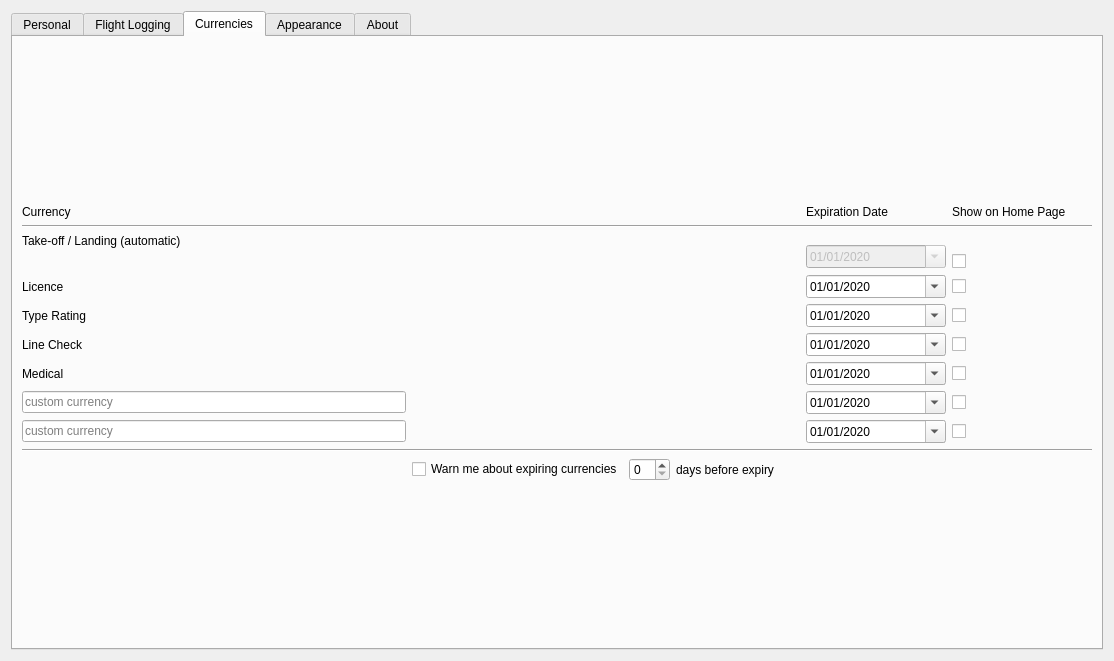
fiffty-50/openPilotLog, file src/gui/widgets/settingswidget.ui: the form before one commit.
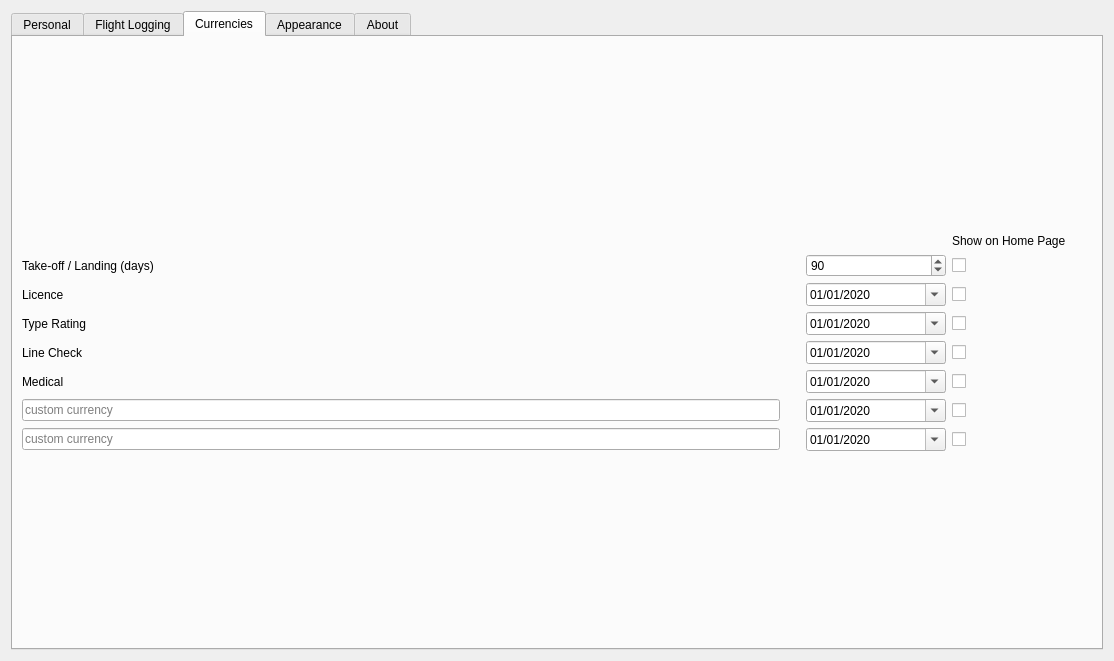
The form after the commit. The open tabs and pages were chosen to show the change.

Commit message:
Expiry Warning removed
Removed warning for impending currency expiry as the implementation was obnoxious. If desired at a later stage, should be redesigned from the ground up.

```diff
--- a/src/gui/widgets/settingswidget.ui
+++ b/src/gui/widgets/settingswidget.ui
@@ -371,118 +371,8 @@
       <attribute name="title">
        <string>Currencies</string>
       </attribute>
-      <layout class="QGridLayout" name="gridLayout_7">
-       <item row="0" column="2">
-        <spacer name="verticalSpacer_2">
-         <property name="orientation">
-          <enum>Qt::Vertical</enum>
-         </property>
-         <property name="sizeHint" stdset="0">
-          <size>
-           <width>20</width>
-           <height>35</height>
-          </size>
-         </property>
-        </spacer>
-       </item>
-       <item row="1" column="0">
-        <widget class="QLabel" name="headerCurrencyLabel">
-         <property name="minimumSize">
-          <size>
-           <width>280</width>
-           <height>0</height>
-          </size>
-         </property>
-         <property name="text">
-          <string>Currency</string>
-         </property>
-         <property name="alignment">
-          <set>Qt::AlignBottom|Qt::AlignLeading|Qt::AlignLeft</set>
-         </property>
-        </widget>
-       </item>
-       <item row="1" column="3">
-        <widget class="QLabel" name="headerExpirationLabel">
-         <property name="minimumSize">
-          <size>
-           <width>140</width>
-           <height>0</height>
-          </size>
-         </property>
-         <property name="text">
-          <string>Expiration Date</string>
-         </property>
-         <property name="alignment">
-          <set>Qt::AlignBottom|Qt::AlignLeading|Qt::AlignLeft</set>
-         </property>
-        </widget>
-       </item>
-       <item row="1" column="4">
-        <widget class="QLabel" name="headerShowLabel">
-         <property name="minimumSize">
-          <size>
-           <width>140</width>
-           <height>0</height>
-          </size>
-         </property>
-         <property name="text">
-          <string>Show on Home Page</string>
-         </property>
-         <property name="alignment">
-          <set>Qt::AlignBottom|Qt::AlignLeading|Qt::AlignLeft</set>
-         </property>
-        </widget>
-       </item>
-       <item row="2" column="0" colspan="5">
-        <widget class="Line" name="line">
-         <property name="orientation">
-          <enum>Qt::Horizontal</enum>
-         </property>
-        </widget>
-       </item>
-       <item row="3" column="0" rowspan="2">
-        <widget class="QLabel" name="currToLdgLabel">
-         <property name="minimumSize">
-          <size>
-           <width>280</width>
-           <height>0</height>
-          </size>
-         </property>
-         <property name="text">
-          <string>Take-off / Landing (automatic)</string>
-         </property>
-        </widget>
-       </item>
-       <item row="4" column="3" rowspan="2">
-        <widget class="QDateEdit" name="currToLdgDateEdit">
-         <property name="enabled">
-          <bool>false</bool>
-         </property>
-         <property name="minimumSize">
-          <size>
-           <width>140</width>
-           <height>0</height>
-          </size>
-         </property>
-         <property name="currentSection">
-          <enum>QDateTimeEdit::MonthSection</enum>
-         </property>
-         <property name="displayFormat">
-          <string>MM/dd/yyyy</string>
-         </property>
-         <property name="calendarPopup">
-          <bool>true</bool>
-         </property>
-         <property name="date">
-          <date>
-           <year>2020</year>
-           <month>1</month>
-           <day>1</day>
-          </date>
-         </property>
-        </widget>
-       </item>
-       <item row="5" column="4">
+      <layout class="QGridLayout" name="gridLayout_6">
+       <item row="3" column="3">
         <widget class="QCheckBox" name="currToLdgCheckBox">
          <property name="minimumSize">
           <size>
@@ -498,8 +388,8 @@
          </property>
         </widget>
        </item>
-       <item row="6" column="0">
-        <widget class="QLabel" name="currLicLabel">
+       <item row="8" column="0">
+        <widget class="QLineEdit" name="currCustom1LineEdit">
          <property name="minimumSize">
           <size>
            <width>280</width>
@@ -507,11 +397,56 @@
           </size>
          </property>
          <property name="text">
-          <string>Licence</string>
+          <string/>
          </property>
+         <property name="placeholderText">
+          <string>custom currency</string>
+         </property>
         </widget>
        </item>
-       <item row="6" column="3">
+       <item row="5" column="3">
+        <widget class="QCheckBox" name="currTrCheckBox">
+         <property name="minimumSize">
+          <size>
+           <width>140</width>
+           <height>0</height>
+          </size>
+         </property>
+         <property name="layoutDirection">
+          <enum>Qt::LeftToRight</enum>
+         </property>
+         <property name="text">
+          <string/>
+         </property>
+        </widget>
+       </item>
+       <item row="3" column="0">
+        <widget class="QLabel" name="currToLdgLabel">
+         <property name="minimumSize">
+          <size>
+           <width>280</width>
+           <height>0</height>
+          </size>
+         </property>
+         <property name="text">
+          <string>Take-off / Landing (days)</string>
+         </property>
+        </widget>
+       </item>
+       <item row="1" column="1">
+        <spacer name="verticalSpacer">
+         <property name="orientation">
+          <enum>Qt::Vertical</enum>
+         </property>
+         <property name="sizeHint" stdset="0">
+          <size>
+           <width>20</width>
+           <height>168</height>
+          </size>
+         </property>
+        </spacer>
+       </item>
+       <item row="4" column="2">
         <widget class="QDateEdit" name="currLicDateEdit">
          <property name="minimumSize">
           <size>
@@ -540,36 +475,7 @@
          </property>
         </widget>
        </item>
-       <item row="6" column="4">
-        <widget class="QCheckBox" name="currLicCheckBox">
-         <property name="minimumSize">
-          <size>
-           <width>140</width>
-           <height>0</height>
-          </size>
-         </property>
-         <property name="layoutDirection">
-          <enum>Qt::LeftToRight</enum>
-         </property>
-         <property name="text">
-          <string/>
-         </property>
-        </widget>
-       </item>
-       <item row="7" column="0">
-        <widget class="QLabel" name="currTrLabel">
-         <property name="minimumSize">
-          <size>
-           <width>280</width>
-           <height>0</height>
-          </size>
-         </property>
-         <property name="text">
-          <string>Type Rating</string>
-         </property>
-        </widget>
-       </item>
-       <item row="7" column="3">
+       <item row="5" column="2">
         <widget class="QDateEdit" name="currTrDateEdit">
          <property name="minimumSize">
           <size>
@@ -598,94 +504,23 @@
          </property>
         </widget>
        </item>
-       <item row="7" column="4">
-        <widget class="QCheckBox" name="currTrCheckBox">
-         <property name="minimumSize">
-          <size>
-           <width>140</width>
-           <height>0</height>
-          </size>
-         </property>
-         <property name="layoutDirection">
-          <enum>Qt::LeftToRight</enum>
-         </property>
-         <property name="text">
-          <string/>
-         </property>
-        </widget>
-       </item>
-       <item row="8" column="0">
-        <widget class="QLabel" name="currLckLabel">
-         <property name="minimumSize">
-          <size>
-           <width>280</width>
-           <height>0</height>
-          </size>
-         </property>
-         <property name="text">
-          <string>Line Check</string>
-         </property>
-        </widget>
-       </item>
-       <item row="8" column="3">
-        <widget class="QDateEdit" name="currLckDateEdit">
-         <property name="minimumSize">
-          <size>
-           <width>140</width>
-           <height>0</height>
-          </size>
-         </property>
-         <property name="currentSection">
-          <enum>QDateTimeEdit::MonthSection</enum>
-         </property>
-         <property name="displayFormat">
-          <string>MM/dd/yyyy</string>
-         </property>
-         <property name="calendarPopup">
-          <bool>true</bool>
-         </property>
-         <property name="timeSpec">
-          <enum>Qt::UTC</enum>
-         </property>
-         <property name="date">
-          <date>
-           <year>2020</year>
-           <month>1</month>
-           <day>1</day>
-          </date>
-         </property>
-        </widget>
-       </item>
-       <item row="8" column="4">
-        <widget class="QCheckBox" name="currLckCheckBox">
-         <property name="minimumSize">
-          <size>
-           <width>140</width>
-           <height>0</height>
-          </size>
-         </property>
-         <property name="layoutDirection">
-          <enum>Qt::LeftToRight</enum>
-         </property>
-         <property name="text">
-          <string/>
-         </property>
-        </widget>
-       </item>
-       <item row="9" column="0">
-        <widget class="QLabel" name="currMedLabel">
-         <property name="minimumSize">
-          <size>
-           <width>280</width>
-           <height>0</height>
-          </size>
-         </property>
-         <property name="text">
-          <string>Medical</string>
-         </property>
-        </widget>
-       </item>
        <item row="9" column="3">
+        <widget class="QCheckBox" name="currCustom2CheckBox">
+         <property name="minimumSize">
+          <size>
+           <width>140</width>
+           <height>0</height>
+          </size>
+         </property>
+         <property name="layoutDirection">
+          <enum>Qt::LeftToRight</enum>
+         </property>
+         <property name="text">
+          <string/>
+         </property>
+        </widget>
+       </item>
+       <item row="7" column="2">
         <widget class="QDateEdit" name="currMedDateEdit">
          <property name="minimumSize">
           <size>
@@ -714,24 +549,18 @@
          </property>
         </widget>
        </item>
-       <item row="9" column="4">
-        <widget class="QCheckBox" name="currMedCheckBox">
-         <property name="minimumSize">
-          <size>
-           <width>140</width>
-           <height>0</height>
-          </size>
+       <item row="3" column="2">
+        <widget class="QSpinBox" name="currToLdgSpinBox">
+         <property name="toolTip">
+          <string>&lt;html&gt;&lt;head/&gt;&lt;body&gt;&lt;p&gt;Number of days for TO/LDG currency. Default 90&lt;/p&gt;&lt;/body&gt;&lt;/html&gt;</string>
          </property>
-         <property name="layoutDirection">
-          <enum>Qt::LeftToRight</enum>
-         </property>
-         <property name="text">
-          <string/>
+         <property name="value">
+          <number>90</number>
          </property>
         </widget>
        </item>
-       <item row="10" column="0">
-        <widget class="QLineEdit" name="currCustom1LineEdit">
+       <item row="7" column="0">
+        <widget class="QLabel" name="currMedLabel">
          <property name="minimumSize">
           <size>
            <width>280</width>
@@ -739,43 +568,11 @@
           </size>
          </property>
          <property name="text">
-          <string/>
+          <string>Medical</string>
          </property>
-         <property name="placeholderText">
-          <string>custom currency</string>
-         </property>
         </widget>
        </item>
-       <item row="10" column="3">
-        <widget class="QDateEdit" name="currCustom1DateEdit">
-         <property name="minimumSize">
-          <size>
-           <width>140</width>
-           <height>0</height>
-          </size>
-         </property>
-         <property name="currentSection">
-          <enum>QDateTimeEdit::MonthSection</enum>
-         </property>
-         <property name="displayFormat">
-          <string>MM/dd/yyyy</string>
-         </property>
-         <property name="calendarPopup">
-          <bool>true</bool>
-         </property>
-         <property name="timeSpec">
-          <enum>Qt::UTC</enum>
-         </property>
-         <property name="date">
-          <date>
-           <year>2020</year>
-           <month>1</month>
-           <day>1</day>
-          </date>
-         </property>
-        </widget>
-       </item>
-       <item row="10" column="4">
+       <item row="8" column="3">
         <widget class="QCheckBox" name="currCustom1CheckBox">
          <property name="minimumSize">
           <size>
@@ -791,7 +588,7 @@
          </property>
         </widget>
        </item>
-       <item row="11" column="0">
+       <item row="9" column="0">
         <widget class="QLineEdit" name="currCustom2LineEdit">
          <property name="minimumSize">
           <size>
@@ -804,7 +601,104 @@
          </property>
         </widget>
        </item>
-       <item row="11" column="3">
+       <item row="6" column="2">
+        <widget class="QDateEdit" name="currLckDateEdit">
+         <property name="minimumSize">
+          <size>
+           <width>140</width>
+           <height>0</height>
+          </size>
+         </property>
+         <property name="currentSection">
+          <enum>QDateTimeEdit::MonthSection</enum>
+         </property>
+         <property name="displayFormat">
+          <string>MM/dd/yyyy</string>
+         </property>
+         <property name="calendarPopup">
+          <bool>true</bool>
+         </property>
+         <property name="timeSpec">
+          <enum>Qt::UTC</enum>
+         </property>
+         <property name="date">
+          <date>
+           <year>2020</year>
+           <month>1</month>
+           <day>1</day>
+          </date>
+         </property>
+        </widget>
+       </item>
+       <item row="6" column="0">
+        <widget class="QLabel" name="currLckLabel">
+         <property name="minimumSize">
+          <size>
+           <width>280</width>
+           <height>0</height>
+          </size>
+         </property>
+         <property name="text">
+          <string>Line Check</string>
+         </property>
+        </widget>
+       </item>
+       <item row="5" column="0">
+        <widget class="QLabel" name="currTrLabel">
+         <property name="minimumSize">
+          <size>
+           <width>280</width>
+           <height>0</height>
+          </size>
+         </property>
+         <property name="text">
+          <string>Type Rating</string>
+         </property>
+        </widget>
+       </item>
+       <item row="4" column="0">
+        <widget class="QLabel" name="currLicLabel">
+         <property name="minimumSize">
+          <size>
+           <width>280</width>
+           <height>0</height>
+          </size>
+         </property>
+         <property name="text">
+          <string>Licence</string>
+         </property>
+        </widget>
+       </item>
+       <item row="6" column="3">
+        <widget class="QCheckBox" name="currLckCheckBox">
+         <property name="minimumSize">
+          <size>
+           <width>140</width>
+           <height>0</height>
+          </size>
+         </property>
+         <property name="layoutDirection">
+          <enum>Qt::LeftToRight</enum>
+         </property>
+         <property name="text">
+          <string/>
+         </property>
+        </widget>
+       </item>
+       <item row="10" column="1">
+        <spacer name="verticalSpacer_2">
+         <property name="orientation">
+          <enum>Qt::Vertical</enum>
+         </property>
+         <property name="sizeHint" stdset="0">
+          <size>
+           <width>20</width>
+           <height>167</height>
+          </size>
+         </property>
+        </spacer>
+       </item>
+       <item row="9" column="2">
         <widget class="QDateEdit" name="currCustom2DateEdit">
          <property name="minimumSize">
           <size>
@@ -833,8 +727,8 @@
          </property>
         </widget>
        </item>
-       <item row="11" column="4">
-        <widget class="QCheckBox" name="currCustom2CheckBox">
+       <item row="4" column="3">
+        <widget class="QCheckBox" name="currLicCheckBox">
          <property name="minimumSize">
           <size>
            <width>140</width>
@@ -849,46 +743,66 @@
          </property>
         </widget>
        </item>
-       <item row="12" column="0" colspan="5">
-        <widget class="Line" name="line_2">
-         <property name="orientation">
-          <enum>Qt::Horizontal</enum>
+       <item row="8" column="2">
+        <widget class="QDateEdit" name="currCustom1DateEdit">
+         <property name="minimumSize">
+          <size>
+           <width>140</width>
+           <height>0</height>
+          </size>
          </property>
+         <property name="currentSection">
+          <enum>QDateTimeEdit::MonthSection</enum>
+         </property>
+         <property name="displayFormat">
+          <string>MM/dd/yyyy</string>
+         </property>
+         <property name="calendarPopup">
+          <bool>true</bool>
+         </property>
+         <property name="timeSpec">
+          <enum>Qt::UTC</enum>
+         </property>
+         <property name="date">
+          <date>
+           <year>2020</year>
+           <month>1</month>
+           <day>1</day>
+          </date>
+         </property>
         </widget>
        </item>
-       <item row="13" column="1">
-        <layout class="QGridLayout" name="gridLayout_6">
-         <item row="0" column="0">
-          <widget class="QCheckBox" name="currWarningCheckBox">
-           <property name="text">
-            <string>Warn me about expiring currencies</string>
-           </property>
-          </widget>
-         </item>
-         <item row="0" column="1">
-          <widget class="QSpinBox" name="currWarningThresholdSpinBox"/>
-         </item>
-         <item row="0" column="2">
-          <widget class="QLabel" name="label">
-           <property name="text">
-            <string>days before expiry</string>
-           </property>
-          </widget>
-         </item>
-        </layout>
-       </item>
-       <item row="14" column="1">
-        <spacer name="verticalSpacer">
-         <property name="orientation">
-          <enum>Qt::Vertical</enum>
+       <item row="7" column="3">
+        <widget class="QCheckBox" name="currMedCheckBox">
+         <property name="minimumSize">
+          <size>
+           <width>140</width>
+           <height>0</height>
+          </size>
          </property>
-         <property name="sizeHint" stdset="0">
+         <property name="layoutDirection">
+          <enum>Qt::LeftToRight</enum>
+         </property>
+         <property name="text">
+          <string/>
+         </property>
+        </widget>
+       </item>
+       <item row="2" column="3">
+        <widget class="QLabel" name="headerShowLabel">
+         <property name="minimumSize">
           <size>
-           <width>20</width>
-           <height>35</height>
+           <width>140</width>
+           <height>0</height>
           </size>
          </property>
-        </spacer>
+         <property name="text">
+          <string>Show on Home Page</string>
+         </property>
+         <property name="alignment">
+          <set>Qt::AlignBottom|Qt::AlignLeading|Qt::AlignLeft</set>
+         </property>
+        </widget>
        </item>
       </layout>
      </widget>
```
Left out of the diff: 2 changed lines with no effect on the pictures. The commit also changes 5 other files.
